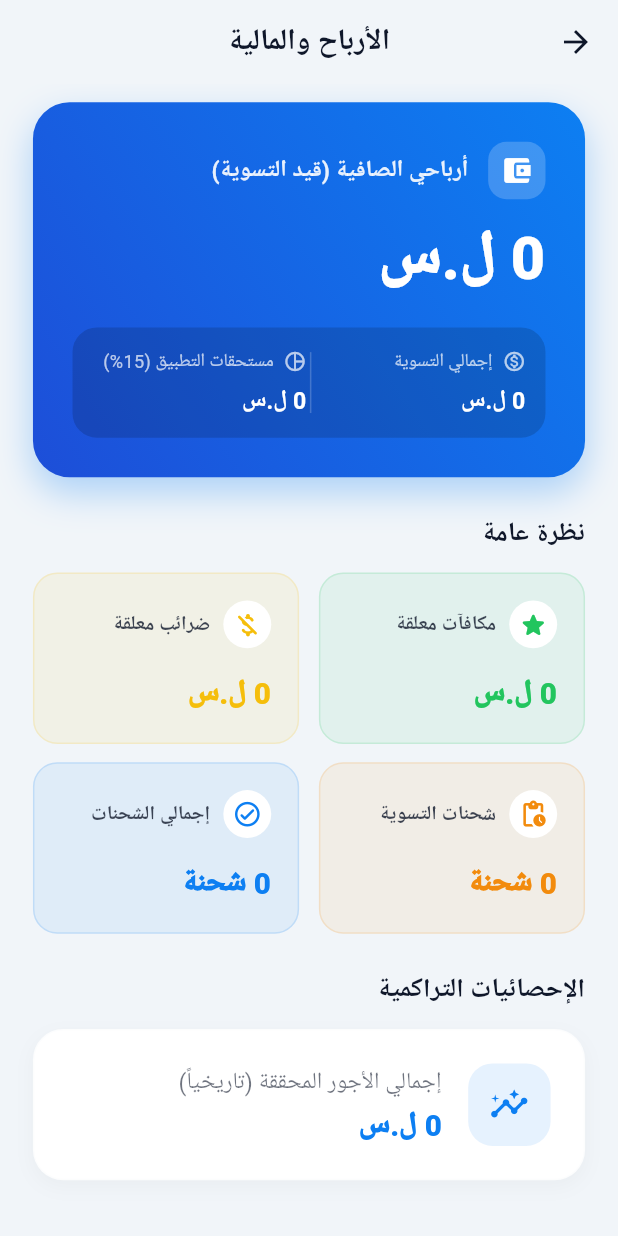
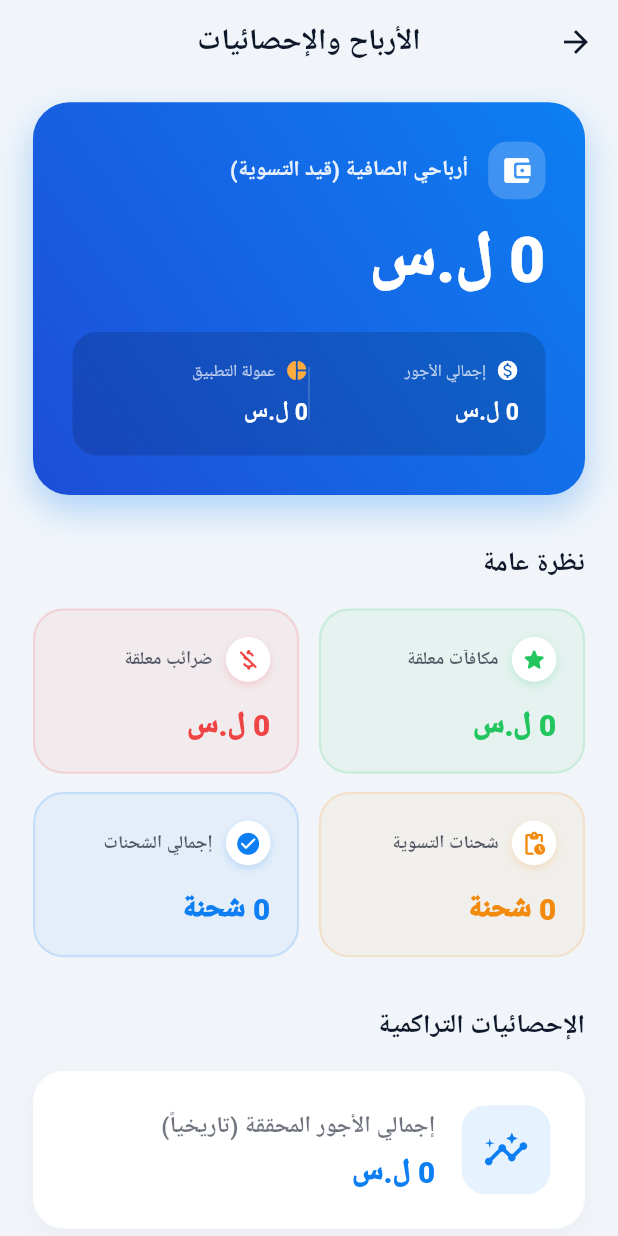
Before and after one commit to kareen-52/TransNet, a Flutter app: the DriverEarningsScreen screen opened directly with empty values, on a phone screen of 412 x 824 dp. Run offline on Flutter 3.47's test engine with Material 3 defaults, Android fonts, the phone set to English and light mode, and no system bars; our stand-ins replace connectivity_plus, curved_labeled_navigation_bar, device_preview, dio, firebase_core, firebase_messaging and 22 more; missing offline and left inert: mobile_scanner; accounts and stored records are empty; generated files the repository leaves out were written again; Roboto replaces fonts that are missing (Cairo).

Commit message:
enhancing active shipment ui

```diff
--- a/lib/core/networking/app_config.dart
+++ b/lib/core/networking/app_config.dart
@@ -13,7 +13,7 @@ class AppConfig {
 
   static const String _baseUrl = String.fromEnvironment(
     'BASE_URL',
-    defaultValue: 'http://192.168.1.103:8000/', // dev fallback فقط
+    defaultValue: 'http://10.220.186.190:8000/', // dev fallback فقط
   );
 
   static const String _orsApiKey = String.fromEnvironment(
--- a/lib/features/driver/active_shipments_driver/ui/sections/active_driver_shipments_section.dart
+++ b/lib/features/driver/active_shipments_driver/ui/sections/active_driver_shipments_section.dart
@@ -30,7 +30,7 @@ class ActiveDriverShipmentsSection extends StatelessWidget {
           loaded: (shipments) => _buildWithTitle(
             theme: theme,
             child: SizedBox(
-              height: 170.h,
+              height: 210.h,
               child: ListView.builder(
                 scrollDirection: Axis.horizontal,
                 clipBehavior: Clip.none,
--- a/lib/features/driver/profile/ui/screen/driver_earnings_section.dart
+++ b/lib/features/driver/profile/ui/screen/driver_earnings_section.dart
@@ -3,11 +3,10 @@ import 'package:flutter_screenutil/flutter_screenutil.dart';
 import 'package:graduation_progect/core/helpers/spacing.dart';
 import 'package:graduation_progect/core/theming/app_colors.dart';
 import 'package:graduation_progect/features/driver/profile/data/models/driver_statistics_model.dart';
-import 'package:graduation_progect/features/driver/profile/ui/widgets/statistics/current_settlement_hero_card.dart';
-import 'package:graduation_progect/features/driver/profile/ui/widgets/statistics/lifetime_stats_card.dart';
-import 'package:graduation_progect/features/driver/profile/ui/widgets/statistics/quick_stats_grid.dart';
-import 'package:graduation_progect/features/driver/profile/ui/widgets/statistics/transactions_history_list.dart';
-
+import '../widgets/statistics/current_settlement_hero_card.dart';
+import '../widgets/statistics/lifetime_stats_card.dart';
+import '../widgets/statistics/quick_stats_grid.dart';
+import '../widgets/statistics/transactions_history_list.dart';
 
 class DriverEarningsScreen extends StatelessWidget {
   final DriverStatisticsModel stats;
@@ -22,10 +21,8 @@ class DriverEarningsScreen extends StatelessWidget {
       backgroundColor: theme.scaffoldBackgroundColor,
       appBar: AppBar(
         title: Text(
-          'الأرباح والمالية',
-          style: theme.textTheme.titleLarge?.copyWith(
-            fontWeight: FontWeight.bold,
-          ),
+          'الأرباح والإحصائيات',
+          style: theme.textTheme.titleLarge?.copyWith(fontWeight: FontWeight.bold),
         ),
         centerTitle: true,
         elevation: 0,
@@ -39,23 +36,17 @@ class DriverEarningsScreen extends StatelessWidget {
           children: [
             // 1. البطاقة الرئيسية (تسوية الدورة الحالية)
             CurrentSettlementHeroCard(stats: stats),
-            verticalSpace(24),
+            verticalSpace(32),
 
             // 2. شبكة الإحصائيات السريعة
-            Text(
-              'نظرة عامة',
-              style: theme.textTheme.titleMedium?.copyWith(fontWeight: FontWeight.bold),
-            ),
-            verticalSpace(12),
+            Text('نظرة عامة', style: theme.textTheme.titleMedium?.copyWith(fontWeight: FontWeight.bold)),
+            verticalSpace(16),
             QuickStatsGrid(stats: stats),
-            verticalSpace(24),
+            verticalSpace(32),
 
             // 3. الإحصائيات التراكمية (الكلية)
-            Text(
-              'الإحصائيات التراكمية',
-              style: theme.textTheme.titleMedium?.copyWith(fontWeight: FontWeight.bold),
-            ),
-            verticalSpace(12),
+            Text('الإحصائيات التراكمية', style: theme.textTheme.titleMedium?.copyWith(fontWeight: FontWeight.bold)),
+            verticalSpace(16),
             LifetimeStatsCard(stats: stats),
             verticalSpace(32),
 
@@ -75,9 +66,9 @@ class DriverEarningsScreen extends StatelessWidget {
             // 5. سجل الضرائب والاستقطاعات
             if (stats.allTaxes.isNotEmpty) ...[
               TransactionsHistoryList(
-                title: 'سجل الضرائب والاستقطاعات',
+                title: 'سجل الضرائب (مستحقات التطبيق)',
                 transactions: stats.allTaxes,
-                activeColor: AppColors.warning, // أو لون أحمر حسب الثيم
+                activeColor: AppColors.error,
                 icon: Icons.receipt_long_rounded,
                 receivedLabel: 'مدفوعة',
                 pendingLabel: 'غير مدفوعة',
--- a/lib/features/driver/profile/ui/widgets/statistics/current_settlement_hero_card.dart
+++ b/lib/features/driver/profile/ui/widgets/statistics/current_settlement_hero_card.dart
@@ -3,7 +3,7 @@ import 'package:flutter_screenutil/flutter_screenutil.dart';
 import 'package:graduation_progect/core/helpers/spacing.dart';
 import 'package:graduation_progect/core/theming/app_colors.dart';
 import 'package:graduation_progect/features/driver/profile/data/models/driver_statistics_model.dart';
-import 'package:graduation_progect/features/driver/profile/ui/widgets/statistics/formatters.dart'; // ملف التنسيق (مرفق بالأسفل)
+import 'formatters.dart';
 
 class CurrentSettlementHeroCard extends StatelessWidget {
   final DriverStatisticsModel stats;
@@ -17,20 +17,13 @@ class CurrentSettlementHeroCard extends StatelessWidget {
       padding: EdgeInsets.all(24.w),
       decoration: BoxDecoration(
         gradient: LinearGradient(
-          colors: [
-            AppColors.primary,
-            AppColors.primaryDark ?? AppColors.primary.withOpacity(0.8),
-          ],
+          colors: [AppColors.primary, AppColors.primaryDark ?? AppColors.primary.withOpacity(0.8)],
           begin: Alignment.topRight,
           end: Alignment.bottomLeft,
         ),
         borderRadius: BorderRadius.circular(24.r),
         boxShadow: [
-          BoxShadow(
-            color: AppColors.primary.withOpacity(0.3),
-            blurRadius: 20,
-            offset: const Offset(0, 10),
-          ),
+          BoxShadow(color: AppColors.primary.withOpacity(0.3), blurRadius: 20, offset: const Offset(0, 10)),
         ],
       ),
       child: Column(
@@ -40,63 +33,34 @@ class CurrentSettlementHeroCard extends StatelessWidget {
             children: [
               Container(
                 padding: EdgeInsets.all(8.r),
-                decoration: BoxDecoration(
-                  color: Colors.white.withOpacity(0.2),
-                  borderRadius: BorderRadius.circular(12.r),
-                ),
-                child: Icon(
-                  Icons.account_balance_wallet,
-                  color: Colors.white,
-                  size: 20.sp,
-                ),
+                decoration: BoxDecoration(color: Colors.white.withOpacity(0.2), borderRadius: BorderRadius.circular(12.r)),
+                child: Icon(Icons.account_balance_wallet_rounded, color: Colors.white, size: 20.sp),
               ),
               horizontalSpace(12),
               Text(
                 'أرباحي الصافية (قيد التسوية)',
-                style: TextStyle(
-                  color: Colors.white.withOpacity(0.9),
-                  fontSize: 14.sp,
-                  fontWeight: FontWeight.w600,
-                ),
+                style: TextStyle(color: Colors.white.withOpacity(0.9), fontSize: 13.sp, fontWeight: FontWeight.w600),
               ),
             ],
           ),
           verticalSpace(16),
-          Text(
-            '${Formatters.formatNumber(stats.myEarnings)} ل.س',
-            style: TextStyle(
-              color: Colors.white,
-              fontSize: 36.sp,
-              fontWeight: FontWeight.w900,
-              height: 1.1,
+          FittedBox(
+            fit: BoxFit.scaleDown,
+            child: Text(
+              '${Formatters.formatNumber(stats.myEarnings)} ل.س',
+              style: TextStyle(color: Colors.white, fontSize: 38.sp, fontWeight: FontWeight.w900, height: 1.1),
             ),
           ),
           verticalSpace(24),
           Container(
-            padding: EdgeInsets.all(12.w),
-            decoration: BoxDecoration(
-              color: Colors.black.withOpacity(0.15),
-              borderRadius: BorderRadius.circular(16.r),
-            ),
+            padding: EdgeInsets.all(16.w),
+            decoration: BoxDecoration(color: Colors.black.withOpacity(0.15), borderRadius: BorderRadius.circular(16.r)),
             child: Row(
               mainAxisAlignment: MainAxisAlignment.spaceBetween,
               children: [
-                _buildSubStat(
-                  'إجمالي التسوية',
-                  stats.unpaidAmount,
-                  Icons.monetization_on_outlined,
-                ),
-                Container(
-                  width: 1,
-                  height: 40.h,
-                  color: Colors.white.withOpacity(0.2),
-                ),
-                horizontalSpace(2),
-                _buildSubStat(
-                  'مستحقات التطبيق (15%)',
-                  stats.amountToPay,
-                  Icons.pie_chart_outline,
-                ),
+                _buildSubStat('إجمالي الأجور', stats.unpaidAmount, Icons.monetization_on_rounded, Colors.white),
+                Container(width: 1, height: 35.h, color: Colors.white.withOpacity(0.2)),
+                _buildSubStat('عمولة التطبيق', stats.amountToPay, Icons.pie_chart_rounded, Colors.orangeAccent),
               ],
             ),
           ),
@@ -105,32 +69,22 @@ class CurrentSettlementHeroCard extends StatelessWidget {
     );
   }
 
-  Widget _buildSubStat(String title, double amount, IconData icon) {
+  Widget _buildSubStat(String title, double amount, IconData icon, Color iconColor) {
     return Expanded(
       child: Column(
         crossAxisAlignment: CrossAxisAlignment.start,
         children: [
           Row(
             children: [
-              Icon(icon, color: Colors.white.withOpacity(0.7), size: 14.sp),
+              Icon(icon, color: iconColor, size: 14.sp),
               horizontalSpace(6),
-              Text(
-                title,
-                style: TextStyle(
-                  color: Colors.white.withOpacity(0.7),
-                  fontSize: 11.sp,
-                ),
-              ),
+              Text(title, style: TextStyle(color: Colors.white.withOpacity(0.7), fontSize: 10.sp)),
             ],
           ),
-          verticalSpace(4),
-          Text(
-            '${Formatters.formatNumber(amount)} ل.س',
-            style: TextStyle(
-              color: Colors.white,
-              fontSize: 14.sp,
-              fontWeight: FontWeight.bold,
-            ),
+          verticalSpace(6),
+          FittedBox(
+            fit: BoxFit.scaleDown,
+            child: Text('${Formatters.formatNumber(amount)} ل.س', style: TextStyle(color: Colors.white, fontSize: 14.sp, fontWeight: FontWeight.bold)),
           ),
         ],
       ),
--- a/lib/features/driver/profile/ui/widgets/statistics/financial_summary_card.dart
+++ b/lib/features/driver/profile/ui/widgets/statistics/financial_summary_card.dart
@@ -1,15 +1,14 @@
-// financial_summary_card.dart المحدث
 import 'package:flutter/material.dart';
 import 'package:flutter_screenutil/flutter_screenutil.dart';
 import 'package:graduation_progect/core/helpers/spacing.dart';
-import 'package:graduation_progect/features/driver/profile/ui/widgets/statistics/formatters.dart';
+import 'formatters.dart';
 
 class FinancialSummaryCard extends StatelessWidget {
   final String title;
   final double amount;
   final IconData icon;
   final Color color;
-  final bool isCurrency; // لمعرفة هل نضع ل.س أم شحنة
+  final bool isCurrency;
 
   const FinancialSummaryCard({
     super.key,
@@ -27,9 +26,9 @@ class FinancialSummaryCard extends StatelessWidget {
     return Container(
       padding: EdgeInsets.all(16.w),
       decoration: BoxDecoration(
-        color: color.withOpacity(0.08),
-        borderRadius: BorderRadius.circular(16.r),
-        border: Border.all(color: color.withOpacity(0.15)),
+        color: color.withOpacity(0.06),
+        borderRadius: BorderRadius.circular(20.r),
+        border: Border.all(color: color.withOpacity(0.15), width: 1.5),
       ),
       child: Column(
         crossAxisAlignment: CrossAxisAlignment.start,
@@ -40,19 +39,22 @@ class FinancialSummaryCard extends StatelessWidget {
               Container(
                 padding: EdgeInsets.all(6.r),
                 decoration: BoxDecoration(
-                  color: Colors.white,
+                  color: theme.colorScheme.surface,
                   shape: BoxShape.circle,
+                  boxShadow: [
+                    BoxShadow(color: color.withOpacity(0.2), blurRadius: 4, offset: const Offset(0, 2))
+                  ],
                 ),
-                child: Icon(icon, color: color, size: 18.sp),
+                child: Icon(icon, color: color, size: 16.sp),
               ),
               horizontalSpace(8),
               Expanded(
                 child: Text(
                   title,
                   style: theme.textTheme.bodyMedium?.copyWith(
-                    color: theme.colorScheme.onSurface.withOpacity(0.8),
+                    color: theme.colorScheme.onSurface.withOpacity(0.7),
                     fontWeight: FontWeight.bold,
-                    fontSize: 12.sp,
+                    fontSize: 11.sp,
                   ),
                   maxLines: 1,
                   overflow: TextOverflow.ellipsis,
@@ -60,13 +62,17 @@ class FinancialSummaryCard extends StatelessWidget {
               ),
             ],
           ),
-          verticalSpace(14),
-          Text(
-            '${Formatters.formatNumberShort(amount)} ${isCurrency ? 'ل.س' : 'شحنة'}',
-            style: theme.textTheme.titleMedium?.copyWith(
-              color: color,
-              fontWeight: FontWeight.w900,
-              fontSize: 18.sp,
+          verticalSpace(16),
+          FittedBox(
+            fit: BoxFit.scaleDown,
+            alignment: Alignment.centerRight,
+            child: Text(
+              '${Formatters.formatNumberShort(amount)} ${isCurrency ? 'ل.س' : 'شحنة'}',
+              style: theme.textTheme.titleLarge?.copyWith(
+                color: color,
+                fontWeight: FontWeight.w900,
+                letterSpacing: 0.5,
+              ),
             ),
           ),
         ],
--- a/lib/features/driver/profile/ui/widgets/statistics/formatters.dart
+++ b/lib/features/driver/profile/ui/widgets/statistics/formatters.dart
@@ -1,27 +1,21 @@
 class Formatters {
-  // للارقام الكبيرة جدا بحيث نضع فواصل مثل 2,300,000
+  // للأرقام الكبيرة مع فواصل (مثال: 2,300,000)
   static String formatNumber(double num) {
     if (num == 0) return '0';
-    return num
-        .toStringAsFixed(0)
-        .replaceAllMapped(
+    return num.toStringAsFixed(0).replaceAllMapped(
           RegExp(r'(\d{1,3})(?=(\d{3})+(?!\d))'),
           (Match m) => '${m[1]},',
         );
   }
 
-  // للارقام المختصرة في الكروت الصغيرة مثل 1.5M أو 20K
+  // للأرقام المختصرة في الكروت الصغيرة (مثال: 1.5M أو 20K)
   static String formatNumberShort(double num) {
-    if (num >= 1000000) {
-      return '${(num / 1000000).toStringAsFixed(1)}M';
-    }
-    if (num >= 1000) {
-      return '${(num / 1000).toStringAsFixed(1)}K';
-    }
+    if (num >= 1000000) return '${(num / 1000000).toStringAsFixed(1)}M';
+    if (num >= 1000) return '${(num / 1000).toStringAsFixed(1)}K';
     return num.toStringAsFixed(0);
   }
 
-  // تنسيق التاريخ
+  // تنسيق التاريخ (مثال: 2026/05/09)
   static String formatDate(String raw) {
     if (raw.isEmpty) return '';
     try {
--- a/lib/features/driver/profile/ui/widgets/statistics/lifetime_stats_card.dart
+++ b/lib/features/driver/profile/ui/widgets/statistics/lifetime_stats_card.dart
@@ -3,7 +3,7 @@ import 'package:flutter_screenutil/flutter_screenutil.dart';
 import 'package:graduation_progect/core/helpers/spacing.dart';
 import 'package:graduation_progect/core/theming/app_colors.dart';
 import 'package:graduation_progect/features/driver/profile/data/models/driver_statistics_model.dart';
-import 'package:graduation_progect/features/driver/profile/ui/widgets/statistics/formatters.dart';
+import 'formatters.dart';
 
 class LifetimeStatsCard extends StatelessWidget {
   final DriverStatisticsModel stats;
@@ -20,24 +20,15 @@ class LifetimeStatsCard extends StatelessWidget {
         color: theme.colorScheme.surface,
         borderRadius: BorderRadius.circular(20.r),
         border: Border.all(color: theme.colorScheme.outline.withOpacity(0.1)),
-        boxShadow: [
-          BoxShadow(
-            color: Colors.black.withOpacity(0.03),
-            blurRadius: 10,
-            offset: const Offset(0, 4),
-          ),
-        ],
+        boxShadow: [BoxShadow(color: Colors.black.withOpacity(0.03), blurRadius: 10, offset: const Offset(0, 4))],
       ),
       child: Row(
         children: [
           Container(
-            height: 50.w,
-            width: 50.w,
-            decoration: BoxDecoration(
-              color: AppColors.primary.withOpacity(0.1),
-              borderRadius: BorderRadius.circular(16.r),
-            ),
-            child: Icon(Icons.insights_rounded, color: AppColors.primary, size: 24.sp),
+            height: 54.w,
+            width: 54.w,
+            decoration: BoxDecoration(color: AppColors.primary.withOpacity(0.1), borderRadius: BorderRadius.circular(16.r)),
+            child: Icon(Icons.insights_rounded, color: AppColors.primary, size: 28.sp),
           ),
           horizontalSpace(16),
           Expanded(
@@ -46,16 +37,14 @@ class LifetimeStatsCard extends StatelessWidget {
               children: [
                 Text(
                   'إجمالي الأجور المحققة (تاريخياً)',
-                  style: theme.textTheme.bodyMedium?.copyWith(
-                    color: theme.colorScheme.onSurface.withOpacity(0.6),
-                  ),
+                  style: theme.textTheme.bodyMedium?.copyWith(color: theme.colorScheme.onSurface.withOpacity(0.6), fontWeight: FontWeight.bold),
                 ),
-                verticalSpace(4),
-                Text(
-                  '${Formatters.formatNumber(stats.totalPrice)} ل.س',
-                  style: theme.textTheme.titleLarge?.copyWith(
-                    fontWeight: FontWeight.w900,
-                    color: AppColors.primary,
+                verticalSpace(6),
+                FittedBox(
+                  fit: BoxFit.scaleDown,
+                  child: Text(
+                    '${Formatters.formatNumber(stats.totalPrice)} ل.س',
+                    style: theme.textTheme.titleLarge?.copyWith(fontWeight: FontWeight.w900, color: AppColors.primary),
                   ),
                 ),
               ],
--- a/lib/features/driver/profile/ui/widgets/statistics/quick_stats_grid.dart
+++ b/lib/features/driver/profile/ui/widgets/statistics/quick_stats_grid.dart
@@ -1,8 +1,9 @@
 import 'package:flutter/material.dart';
+import 'package:flutter_screenutil/flutter_screenutil.dart';
 import 'package:graduation_progect/core/helpers/spacing.dart';
 import 'package:graduation_progect/core/theming/app_colors.dart';
 import 'package:graduation_progect/features/driver/profile/data/models/driver_statistics_model.dart';
-import 'package:graduation_progect/features/driver/profile/ui/widgets/statistics/financial_summary_card.dart';
+import 'financial_summary_card.dart';
 
 class QuickStatsGrid extends StatelessWidget {
   final DriverStatisticsModel stats;
@@ -11,8 +12,6 @@ class QuickStatsGrid extends StatelessWidget {
 
   @override
   Widget build(BuildContext context) {
-    final cs = Theme.of(context).colorScheme;
-
     return Column(
       children: [
         Row(
@@ -31,7 +30,7 @@ class QuickStatsGrid extends StatelessWidget {
                 title: 'ضرائب معلقة',
                 amount: stats.unreceivedTaxesSum,
                 icon: Icons.money_off_rounded,
-                color: AppColors.warning,
+                color: AppColors.error,
               ),
             ),
           ],
@@ -42,10 +41,10 @@ class QuickStatsGrid extends StatelessWidget {
             Expanded(
               child: FinancialSummaryCard(
                 title: 'شحنات التسوية',
-                amount: stats.unpaidCount.toDouble(), // تحويل الـ int لـ double ليقبله الكارد
+                amount: stats.unpaidCount.toDouble(),
                 icon: Icons.pending_actions_rounded,
-                color: cs.secondary,
-                isCurrency: false, // سنضيف هذا الخيار للـ Card
+                color: AppColors.secondary,
+                isCurrency: false,
               ),
             ),
             horizontalSpace(12),
@@ -53,7 +52,7 @@ class QuickStatsGrid extends StatelessWidget {
               child: FinancialSummaryCard(
                 title: 'إجمالي الشحنات',
                 amount: stats.total.toDouble(),
-                icon: Icons.check_circle_outline_rounded,
+                icon: Icons.check_circle_rounded,
                 color: AppColors.primary,
                 isCurrency: false,
               ),
```
Also changed, not shown: lib/features/driver/active_shipments_driver/ui/widgets/active_driver_shipment_card.dart (+94 -49 lines), lib/features/driver/profile/ui/widgets/statistics/transactions_history_list.dart (+18 -67 lines), lib/main.dart (+4 -4 lines), lib/core/networking/api_service.g.dart.
